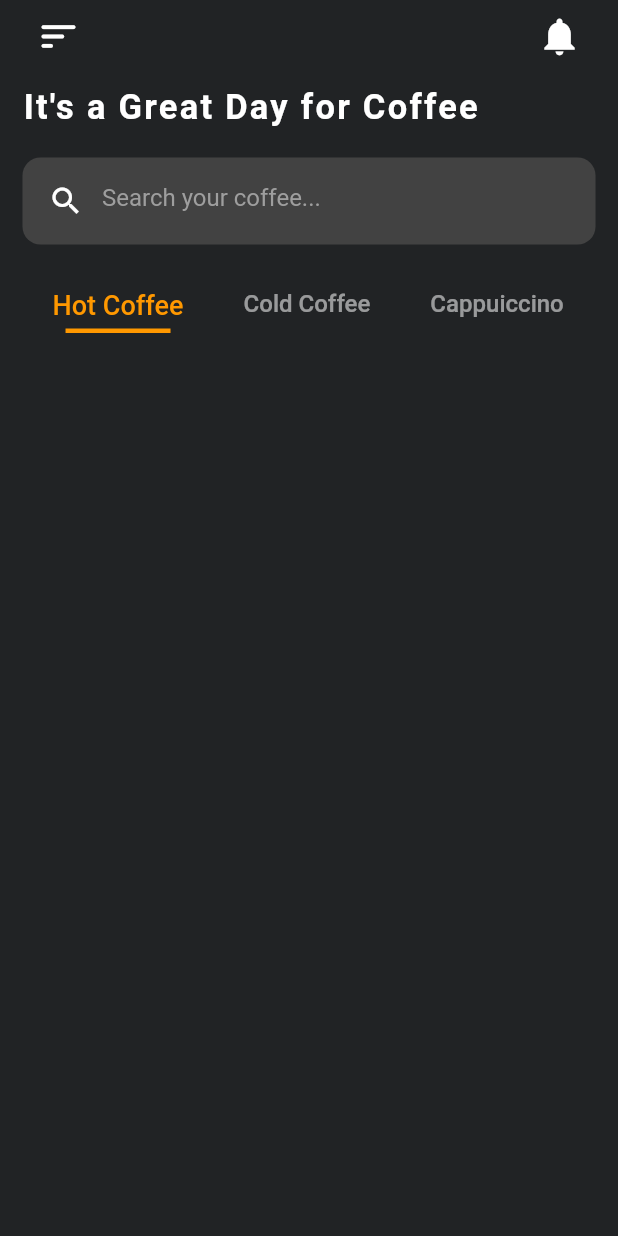
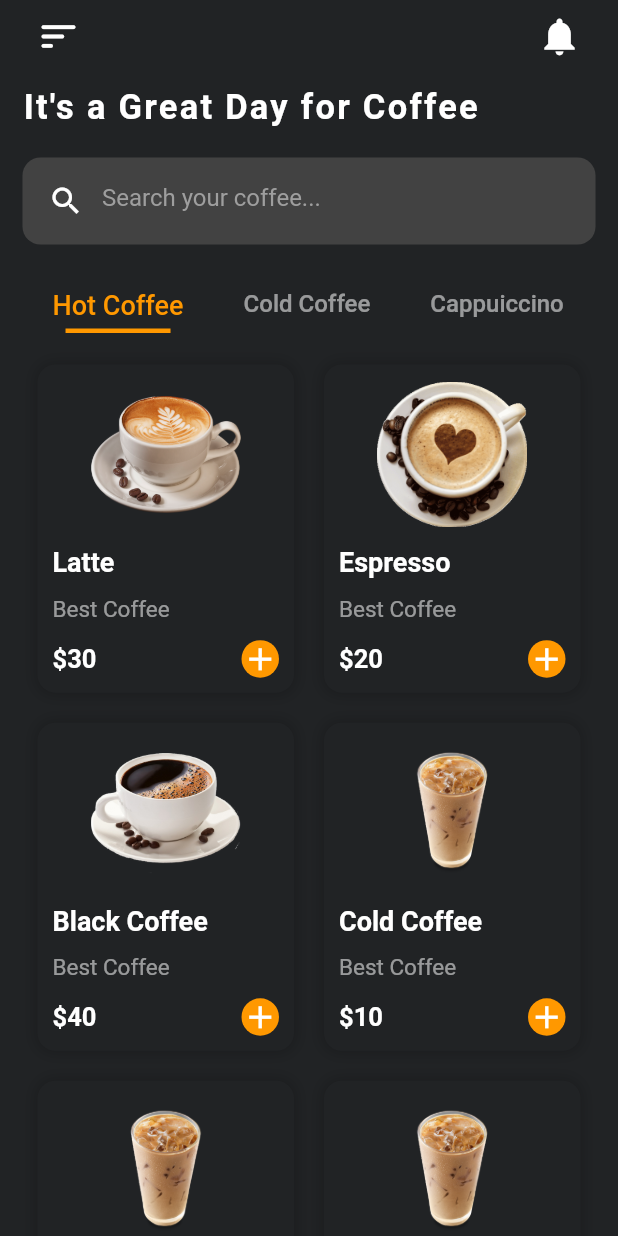
Before and after one commit to TranVanDuy1003/Coffee_Shop_App, a Flutter app: the HomePage screen opened directly, on a phone screen of 412 x 824 dp. Run offline on Flutter 3.47's test engine with Material 2 defaults, Android fonts, the phone set to English and light mode, and no system bars.

Commit message:
create page single Item and update home page

```diff
--- a/lib/Model/drinks.dart
+++ b/lib/Model/drinks.dart
@@ -1,14 +1,16 @@
 class Drink {
   final String name, image, title, desr;
-  final int id, price;
+  final int id, price, volume;
   Drink({
     required this.id,
     required this.name,
     required this.title,
     required this.image,
     required this.price,
+    required this.volume,
     required this.desr,
   });
+}
 
 List<Drink> Drinks = [
   Drink(
@@ -17,6 +19,7 @@ class Drink {
     title: 'Best Coffee',
     image: 'assets/images/Latte.png',
     price: 30,
+    volume: 60,
     desr:
         'A latte or caffè latte is a milk coffee that boasts a silky layer of foam as a real highlight to the drink',
   ),
@@ -26,6 +29,7 @@ class Drink {
     title: 'Best Coffee',
     image: 'assets/images/Espresso.png',
     price: 20,
+    volume: 60,
     desr:
         'A latte or caffè latte is a milk coffee that boasts a silky layer of foam as a real highlight to the drink',
   ),
@@ -35,6 +39,7 @@ class Drink {
     title: 'Best Coffee',
     image: 'assets/images/Black Coffee.png',
     price: 40,
+    volume: 60,
     desr:
         'A latte or caffè latte is a milk coffee that boasts a silky layer of foam as a real highlight to the drink',
   ),
@@ -44,8 +49,28 @@ class Drink {
     title: 'Best Coffee',
     image: 'assets/images/Cold Coffee.png',
     price: 10,
+    volume: 60,
     desr:
         'A latte or caffè latte is a milk coffee that boasts a silky layer of foam as a real highlight to the drink',
-    )
+  ),
+  Drink(
+    id: 4,
+    name: 'Cold Coffee',
+    title: 'Best Coffee',
+    image: 'assets/images/Cold Coffee.png',
+    price: 10,
+    volume: 60,
+    desr:
+        'A latte or caffè latte is a milk coffee that boasts a silky layer of foam as a real highlight to the drink',
+  ),
+  Drink(
+    id: 4,
+    name: 'Cold Coffee',
+    title: 'Best Coffee',
+    image: 'assets/images/Cold Coffee.png',
+    price: 10,
+    volume: 60,
+    desr:
+        'A latte or caffè latte is a milk coffee that boasts a silky layer of foam as a real highlight to the drink',
+  ),
 ];
-}
--- a/lib/main.dart
+++ b/lib/main.dart
@@ -1,4 +1,4 @@
-import 'package:coffee_shop/pages/Home_page/home_page.dart';
+import 'package:coffee_shop/pages/welcome_page/welcome_page.dart';
 import 'package:flutter/material.dart';
 import 'package:flutter/services.dart';
 
@@ -23,7 +23,7 @@ class MyApp extends StatelessWidget {
         scaffoldBackgroundColor: Color(0xff212325),
         fontFamily: 'Roboto',
       ),
-      home: HomePage(),
+      home: WelcomePage(),
     );
   }
 }
--- a/lib/pages/Home_page/widget/item_card.dart
+++ b/lib/pages/Home_page/widget/item_card.dart
@@ -1,10 +1,105 @@
+import 'package:coffee_shop/Model/drinks.dart';
 import 'package:flutter/material.dart';
+
+import '../../single_Item_page/single_item_page.dart';
 
 class ItemCard extends StatelessWidget {
   const ItemCard({super.key});
 
   @override
   Widget build(BuildContext context) {
-    return Container();
+    return GridView.builder(
+      itemCount: Drinks.length,
+      shrinkWrap: true,
+      physics: NeverScrollableScrollPhysics(),
+      gridDelegate: SliverGridDelegateWithFixedCrossAxisCount(
+        crossAxisCount: 2,
+        childAspectRatio: 0.80,
+      ),
+      itemBuilder: (context, index) {
+        return Container(
+          padding: EdgeInsets.symmetric(vertical: 10, horizontal: 10),
+          margin: EdgeInsets.symmetric(vertical: 10, horizontal: 10),
+          decoration: BoxDecoration(
+            color: Color(0xff212325),
+            borderRadius: BorderRadius.circular(12),
+            boxShadow: [
+              BoxShadow(
+                color: Colors.black.withOpacity(0.2),
+                blurRadius: 8,
+                spreadRadius: 1,
+              ),
+            ],
+          ),
+          child: InkWell(
+            onTap: () {
+              Navigator.push(
+                context,
+                MaterialPageRoute(
+                  builder: (context) => SingleItem(),
+                ),
+              );
+            },
+            child: Column(
+              mainAxisAlignment: MainAxisAlignment.spaceBetween,
+              crossAxisAlignment: CrossAxisAlignment.start,
+              children: [
+                Center(
+                  child: Image.asset(
+                    Drinks[index].image,
+                    fit: BoxFit.contain,
+                    width: 100,
+                    height: 100,
+                  ),
+                ),
+                SizedBox(height: 5),
+                Text(
+                  Drinks[index].name,
+                  style: TextStyle(
+                    fontSize: 18,
+                    fontWeight: FontWeight.bold,
+                    color: Colors.white,
+                  ),
+                ),
+                SizedBox(height: 5),
+                Text(
+                  Drinks[index].title,
+                  style: TextStyle(
+                    fontSize: 15,
+                    color: Colors.white54,
+                  ),
+                ),
+                SizedBox(height: 5),
+                Row(
+                  mainAxisAlignment: MainAxisAlignment.spaceBetween,
+                  crossAxisAlignment: CrossAxisAlignment.center,
+                  children: [
+                    Text(
+                      '\$${Drinks[index].price}',
+                      style: TextStyle(
+                        fontSize: 17,
+                        color: Colors.white,
+                        fontWeight: FontWeight.bold,
+                      ),
+                    ),
+                    Container(
+                      decoration: BoxDecoration(
+                        color: Colors.orange,
+                        shape: BoxShape.circle,
+                      ),
+                      child: Icon(
+                        Icons.add,
+                        color: Colors.white,
+                        size: 25,
+                      ),
+                    ),
+                  ],
+                ),
+              ],
+            ),
+          ),
+        );
+      },
+    );
   }
 }
```
Also changed, not shown: lib/pages/single_Item_page/single_item_page.dart (added, +40 -0 lines), lib/pages/single_Item_page/widgets/Content.dart (added, +98 -0 lines), lib/pages/single_Item_page/widgets/add_to_cart.dart (added, +45 -0 lines), lib/pages/single_Item_page/widgets/app_bar_widget.dart (added, +20 -0 lines), lib/pages/single_Item_page/widgets/image.dart (added, +20 -0 lines). Lines whose indentation alone changed are shown as unchanged.
